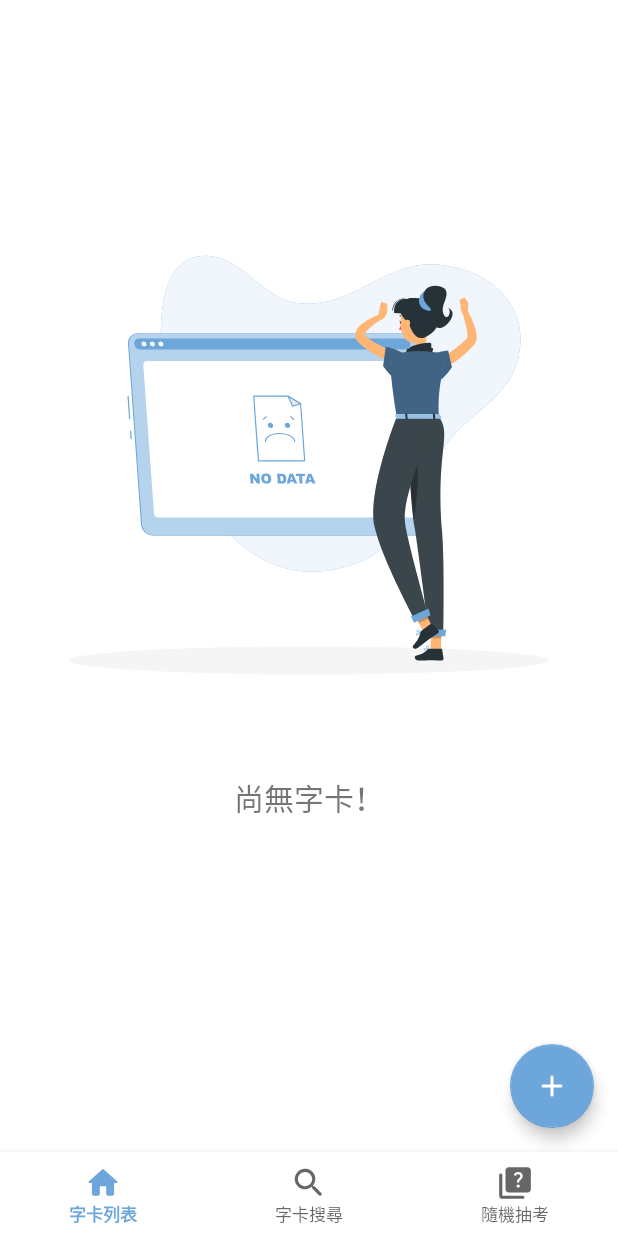
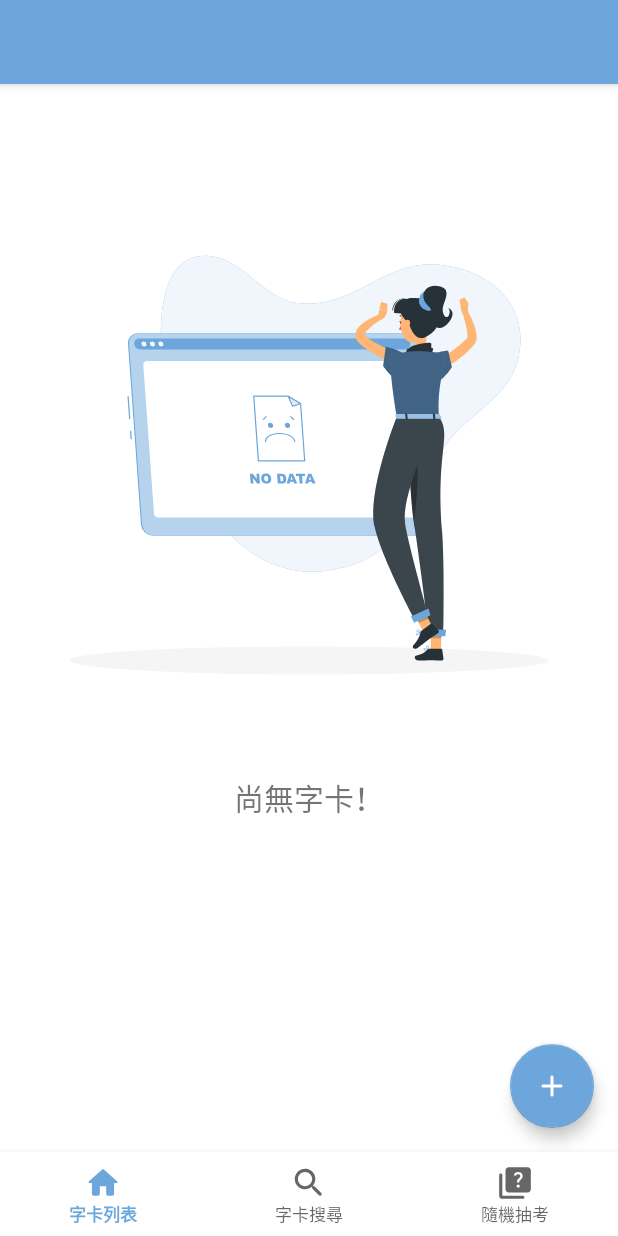
Before and after one commit to deoxyshuang/EnglishAide, an Android app: the screen it shows after launch (MainActivity), on a phone screen of 412 x 824 dp. Run offline under Robolectric (Android 15) with nearby library versions, the phone set to English and light mode, and no system bars.

Commit message:
1.修改字卡版面 2.add AppBar behavior

```diff
--- a/app/src/main/java/com/bear/englishaide/MainActivity.java
+++ b/app/src/main/java/com/bear/englishaide/MainActivity.java
@@ -2,34 +2,22 @@ package com.bear.englishaide;
 
 import androidx.annotation.NonNull;
 import androidx.appcompat.app.AppCompatActivity;
-import androidx.coordinatorlayout.widget.CoordinatorLayout;
-import androidx.core.app.TaskStackBuilder;
 import androidx.fragment.app.FragmentManager;
 import androidx.fragment.app.FragmentTransaction;
 
 import android.content.Intent;
-import android.database.Cursor;
-import android.database.sqlite.SQLiteDatabase;
 import android.os.Bundle;
 import android.util.Log;
-import android.view.Gravity;
 import android.view.KeyEvent;
 import android.view.MenuItem;
-import android.view.View;
 import android.widget.Toast;
 
 import com.google.android.material.bottomnavigation.BottomNavigationView;
-import com.google.android.material.floatingactionbutton.FloatingActionButton;
-import com.google.android.material.snackbar.Snackbar;
-
-import java.util.Arrays;
-import java.util.List;
 
 
 public class MainActivity extends AppCompatActivity {
 
     private static final int WORD_CARDS = 1;
-    private FloatingActionButton fab;
     private WordCardsFragment wordCardsFragment;
     private SearchFragment searchFragment;
     private QuizFragment quizFragment;
@@ -53,13 +41,6 @@ public class MainActivity extends AppCompatActivity {
         fragmentTransaction.add(R.id.containerLayout, wordCardsFragment);
         fragmentTransaction.commit();
 
-        //懸浮按鈕
-        fab = findViewById(R.id.fab);
-        fab.setOnClickListener(v->{
-            Intent intent = new Intent(MainActivity.this, EditWordCardActivity.class);
-            startActivityForResult(intent, WORD_CARDS);
-        });
-
         //下方導覽列
         nav = findViewById(R.id.nav);
         nav.setOnNavigationItemSelectedListener(new BottomNavigationView.OnNavigationItemSelectedListener() {
@@ -68,7 +49,6 @@ public class MainActivity extends AppCompatActivity {
                 fragmentTransaction = fragmentManager.beginTransaction();
                 switch (item.getItemId()) {
                     case R.id.wordCards:
-                        fab.show();
                         //fragmentTransaction.replace(R.id.containerLayout, wordCardsFragment);
                         if(searchFragment.isAdded()) fragmentTransaction.hide(searchFragment);
                         if(quizFragment.isAdded()) fragmentTransaction.hide(quizFragment);
@@ -79,7 +59,6 @@ public class MainActivity extends AppCompatActivity {
                         }
                         break;
                     case R.id.search:
-                        fab.hide();
                         //fragmentTransaction.replace(R.id.containerLayout, searchFragment);
                         if(wordCardsFragment.isAdded()) fragmentTransaction.hide(wordCardsFragment);
                         if(quizFragment.isAdded()) fragmentTransaction.hide(quizFragment);
@@ -90,7 +69,6 @@ public class MainActivity extends AppCompatActivity {
                         }
                         break;
                     case R.id.quiz:
-                        fab.hide();
                         //fragmentTransaction.replace(R.id.containerLayout, quizFragment);
                         if(wordCardsFragment.isAdded()) fragmentTransaction.hide(wordCardsFragment);
                         if(searchFragment.isAdded()) fragmentTransaction.hide(searchFragment);
@@ -106,14 +84,6 @@ public class MainActivity extends AppCompatActivity {
                 return true;
             }
         });
-
-        /*CoordinatorLayout.LayoutParams params = new CoordinatorLayout.LayoutParams(CoordinatorLayout.LayoutParams.WRAP_CONTENT,CoordinatorLayout.LayoutParams.WRAP_CONTENT);
-        int navH = (int) Utils.convertDpToPx(this,56); //px
-        int fabMargin = (int) getResources().getDimension(R.dimen.fabMargin); //px
-        params.setMargins(0,0,fabMargin,(navH+fabMargin));
-        params.gravity = Gravity.BOTTOM|Gravity.END;
-        //params.setBehavior();
-        fab.setLayoutParams(params);*/
     }
 
     @Override
--- a/app/src/main/java/com/bear/englishaide/WordCardsFragment.java
+++ b/app/src/main/java/com/bear/englishaide/WordCardsFragment.java
@@ -22,6 +22,7 @@ import android.view.ViewGroup;
 import android.widget.ImageView;
 import android.widget.TextView;
 
+import com.google.android.material.floatingactionbutton.FloatingActionButton;
 import com.google.gson.Gson;
 
 import java.util.ArrayList;
@@ -33,6 +34,7 @@ import static android.app.Activity.RESULT_OK;
 public class WordCardsFragment extends Fragment {
 
     private static final int WORD_CARDS = 1; //todo 與main重複
+    private FloatingActionButton fab;
     private TextView tv;
     private ImageView ivNoData;
     private View mainView;
@@ -59,6 +61,12 @@ public class WordCardsFragment extends Fragment {
         tv = mainView.findViewById(R.id.tv);
         ivNoData = mainView.findViewById(R.id.ivNoData);
         recyclerView = mainView.findViewById(R.id.recyclerView);
+        //懸浮按鈕
+        fab = mainView.findViewById(R.id.fab);
+        fab.setOnClickListener(v->{
+            Intent intent = new Intent(getContext(), EditWordCardActivity.class);
+            startActivityForResult(intent, WORD_CARDS);
+        });
         dataQuery();
         return mainView;
     }
--- a/app/src/main/res/layout/activity_main.xml
+++ b/app/src/main/res/layout/activity_main.xml
@@ -1,13 +1,9 @@
 <?xml version="1.0" encoding="utf-8"?>
-<androidx.coordinatorlayout.widget.CoordinatorLayout
+<androidx.constraintlayout.widget.ConstraintLayout
     xmlns:android="http://schemas.android.com/apk/res/android"
     xmlns:app="http://schemas.android.com/apk/res-auto"
     xmlns:tools="http://schemas.android.com/tools"
     tools:context=".MainActivity"
-    android:layout_width="match_parent"
-    android:layout_height="match_parent">
-
-    <androidx.constraintlayout.widget.ConstraintLayout
     android:layout_width="match_parent"
     android:layout_height="match_parent">
 
@@ -21,7 +17,6 @@
         android:id="@+id/containerLayout">
     </FrameLayout>
 
-
     <com.google.android.material.bottomnavigation.BottomNavigationView
         android:id="@+id/nav"
         android:layout_width="match_parent"
@@ -34,19 +29,3 @@
         app:menu="@menu/bottom_nav_menu"/>
 
 </androidx.constraintlayout.widget.ConstraintLayout>
-
-    <!-- todo 72dp更換資源檔-->
-    <com.google.android.material.floatingactionbutton.FloatingActionButton
-        android:id="@+id/fab"
-        android:layout_width="wrap_content"
-        android:layout_height="wrap_content"
-        android:layout_marginEnd="@dimen/fabMargin"
-        android:layout_marginBottom="72dp"
-        android:layout_gravity="bottom|end"
-        app:backgroundTint="@color/lightBlue"
-        app:rippleColor="@color/lightBlue2"
-        app:tint="@color/white"
-        app:srcCompat="@drawable/ic_round_add_24"
-        app:layout_behavior=".FabBehavior"/>
-
-</androidx.coordinatorlayout.widget.CoordinatorLayout>
--- a/app/src/main/res/layout/fragment_wordcards.xml
+++ b/app/src/main/res/layout/fragment_wordcards.xml
@@ -6,6 +6,47 @@
     android:layout_width="match_parent"
     android:layout_height="match_parent">
 
+    <androidx.coordinatorlayout.widget.CoordinatorLayout
+        android:layout_width="match_parent"
+        android:layout_height="match_parent">
+
+        <com.google.android.material.appbar.AppBarLayout
+            android:layout_width="match_parent"
+            android:layout_height="wrap_content">
+            <androidx.appcompat.widget.Toolbar
+                android:id="@+id/toolbar"
+                android:layout_width="match_parent"
+                android:layout_height="wrap_content"
+                android:background="@color/lightBlue"
+                app:titleTextColor="@color/white"
+                android:elevation="@dimen/fabMargin"
+                app:layout_scrollFlags="scroll|enterAlways">
+            </androidx.appcompat.widget.Toolbar>
+        </com.google.android.material.appbar.AppBarLayout>
+
+        <androidx.recyclerview.widget.RecyclerView
+            android:id="@+id/recyclerView"
+            android:layout_width="match_parent"
+            android:layout_height="match_parent"
+            app:layout_behavior="@string/appbar_scrolling_view_behavior">
+        </androidx.recyclerview.widget.RecyclerView>
+
+        <com.google.android.material.floatingactionbutton.FloatingActionButton
+            android:id="@+id/fab"
+            android:layout_width="wrap_content"
+            android:layout_height="wrap_content"
+            android:layout_marginEnd="@dimen/fabMargin"
+            android:layout_marginBottom="@dimen/fabMargin"
+            android:layout_gravity="bottom|end"
+            app:backgroundTint="@color/lightBlue"
+            app:rippleColor="@color/lightBlue2"
+            app:tint="@color/white"
+            app:srcCompat="@drawable/ic_round_add_24"
+            app:layout_behavior=".FabBehavior"/>
+
+    </androidx.coordinatorlayout.widget.CoordinatorLayout>
+
+    <!--todo 測試沒資料的狀況-->
     <ImageView
         android:id="@+id/ivNoData"
         android:layout_width="wrap_content"
@@ -16,7 +57,7 @@
         app:layout_constraintStart_toStartOf="parent"
         app:layout_constraintTop_toTopOf="parent"
         app:layout_constraintHorizontal_bias="0.5"
-        app:layout_constraintVertical_bias="0.2" />
+        app:layout_constraintVertical_bias="0.2"/>
 
     <TextView
         android:id="@+id/tv"
@@ -29,14 +70,6 @@
         app:layout_constraintEnd_toEndOf="parent"
         app:layout_constraintStart_toStartOf="parent"
         app:layout_constraintHorizontal_bias="0.5"
-        app:layout_constraintVertical_bias="0.7"
-        />
-
-    <androidx.recyclerview.widget.RecyclerView
-        android:id="@+id/recyclerView"
-        android:layout_width="match_parent"
-        android:layout_height="match_parent">
-
-    </androidx.recyclerview.widget.RecyclerView>
+        app:layout_constraintVertical_bias="0.7" />
 
 </androidx.constraintlayout.widget.ConstraintLayout>
--- a/app/src/main/res/values/themes.xml
+++ b/app/src/main/res/values/themes.xml
@@ -9,8 +9,12 @@
         <item name="colorSecondary">@color/teal_200</item>
         <item name="colorSecondaryVariant">@color/teal_700</item>
         <item name="colorOnSecondary">@color/black</item>
+
         <!-- Status bar color. -->
         <item name="android:statusBarColor" tools:targetApi="l">?attr/colorPrimaryVariant</item>
+        <!--設定statusBar為透明-->
+<!--        <item name="android:windowTranslucentStatus">true</item>-->
+
         <!-- Customize your theme here. -->
 <!--        <item name="android:windowNoTitle">true</item>-->
 <!--        <item name="android:windowFullscreen">false</item>-->
```
Also changed, not shown: app/src/main/res/layout/item_wordcard.xml (+18 -4 lines). Lines whose indentation alone changed are shown as unchanged.
